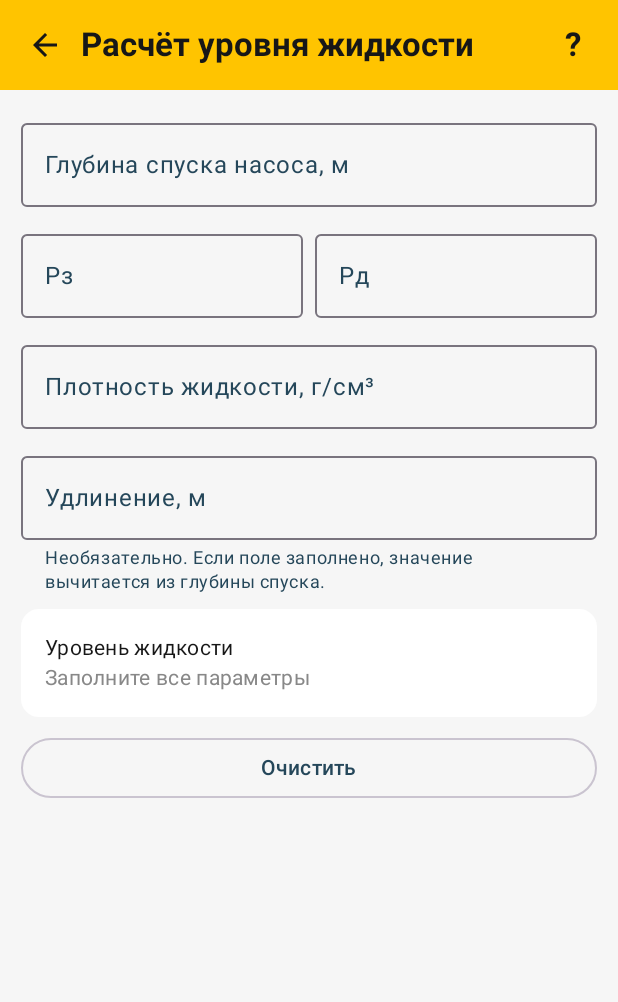
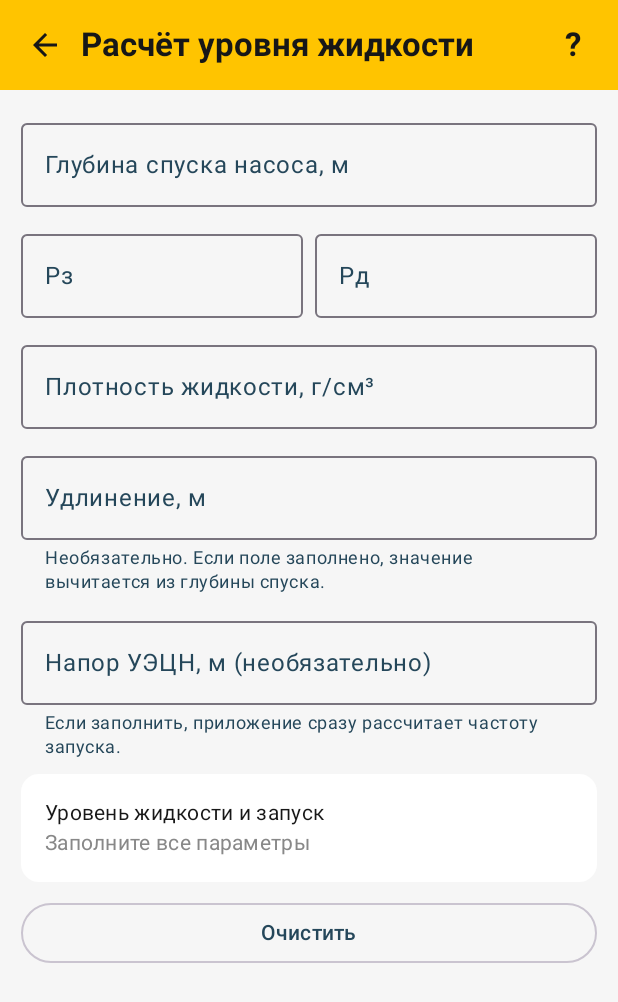
Before and after one commit to kkmusa/sanich6-android, an Android app built with Jetpack Compose: the HomeScreen screen opened through its navigation route, after a tap on "Динамический уровень", on a phone screen of 412 x 824 dp. Shown: the top 1002 px of the screen. Run offline under Robolectric (Android 15) with nearby library versions, the phone set to English and light mode, and no system bars; our stand-ins replace Room's generated code.

Commit message:
Bring Android app to version 2.9.0

```diff
--- a/app/build.gradle.kts
+++ b/app/build.gradle.kts
@@ -16,8 +16,8 @@ android {
         minSdk = 24
         targetSdk = 36
 
-        versionCode = 35
-        versionName = "2.8.5"
+        versionCode = 36
+        versionName = "2.9.0"
 
         testInstrumentationRunner = "androidx.test.runner.AndroidJUnitRunner"
     }
--- a/app/src/main/AndroidManifest.xml
+++ b/app/src/main/AndroidManifest.xml
@@ -13,9 +13,11 @@
         android:theme="@style/Theme.Sanich">
         <activity
             android:name=".MainActivity"
+            android:configChanges="orientation|screenSize"
             android:exported="true"
             android:label="@string/app_name"
             android:theme="@style/Theme.Sanich"
+            android:screenOrientation="portrait"
             android:windowSoftInputMode="adjustResize">
             <intent-filter>
                 <action android:name="android.intent.action.MAIN" />
--- a/app/src/main/java/com/example/sanich/navigation/NavGraph.kt
+++ b/app/src/main/java/com/example/sanich/navigation/NavGraph.kt
@@ -40,6 +40,7 @@ import com.example.sanich.screens.AppBottomBar
 import com.example.sanich.screens.AboutScreen
 import com.example.sanich.screens.HeadAtFrequencyScreen
 import com.example.sanich.screens.FrequencyScreen
+import com.example.sanich.screens.ForeignPumpScreen
 import com.example.sanich.screens.HistoryScreen
 import com.example.sanich.screens.HomeScreen
 import com.example.sanich.screens.TechnologistScreen
@@ -145,6 +146,7 @@ fun AppNavigation(repository: PedRepository, historyDao: HistoryDao) {
                 onLevelClick = { openFreshCalculator(Screen.Level.route) },
                 onSpiritLevelClick = { navController.navigate(Screen.SpiritLevel.route) },
                 onFrequencyClick = { openFreshCalculator(Screen.Frequency.route) },
+                onForeignPumpClick = { openFreshCalculator(Screen.ForeignPump.route) },
                 onFlowClick = { openFreshCalculator(Screen.Flow.route) },
                 onManualDebitClick = { openFreshCalculator(Screen.ManualDebit.route) },
                 onHeadAtFrequencyClick = { openFreshCalculator(Screen.HeadAtFrequency.route) },
@@ -234,6 +236,12 @@ fun AppNavigation(repository: PedRepository, historyDao: HistoryDao) {
         }
         composable(Screen.Frequency.route) {
             FrequencyScreen(
+                historyViewModel = historyViewModel,
+                onBack = { navController.popBackStack() }
+            )
+        }
+        composable(Screen.ForeignPump.route) {
+            ForeignPumpScreen(
                 historyViewModel = historyViewModel,
                 onBack = { navController.popBackStack() }
             )
--- a/app/src/main/java/com/example/sanich/navigation/Screen.kt
+++ b/app/src/main/java/com/example/sanich/navigation/Screen.kt
@@ -12,6 +12,7 @@ sealed class Screen(val route: String) {
     object Level : Screen("level")
     object SpiritLevel : Screen("spiritLevel")
     object Frequency : Screen("frequency")
+    object ForeignPump : Screen("foreignPump")
     object Flow : Screen("flow")
     object ManualDebit : Screen("manualDebit")
     object HeadAtFrequency : Screen("headAtFrequency")
--- a/app/src/main/java/com/example/sanich/screens/CalculationTopBar.kt
+++ b/app/src/main/java/com/example/sanich/screens/CalculationTopBar.kt
@@ -25,6 +25,7 @@ private fun helpFor(title:String):HelpData? = when {
  title.contains("температур",true)->HelpData("Уставка максимальной температуры ТМС после выхода УЭЦН на установившийся режим. Берётся более жёсткое из двух ограничений.",listOf("T₁ = Tраб × 1,05","T₂ = Tмакс × 0,85","Tуставки = min(T₁; T₂)"),listOf("Tраб — фактическая установившаяся температура, °C.","Tмакс — максимально допустимая температура, °C."),listOf("Не следует механически принимать предельно допустимую температуру пластовой жидкости за безопасную температуру ПЭД."))
  title.contains("Потенциал",true)->HelpData("Оценивает среднесуточный потенциал скважины при циклической работе с учётом задержки появления подачи.",listOf("Qпот = (Q × (Tраб − Tподачи)) / (Tраб + Tост)"),listOf("Q — дебит работающей УЭЦН, м³/сут.","Tраб — время работы; Tподачи — задержка подачи; Tост — остановка."),listOf("Все времена вводятся в одинаковых единицах; Tподачи < Tраб."))
  title.contains("уров",true)->HelpData("Определяет уровень жидкости по глубине спуска, давлениям и плотности.",listOf("Hур = Hсп − 10 × (Pд − Pз) / ρ"),listOf("Hсп — глубина спуска насоса, м.","Pд — давление на приёме/датчике, ат.","Pз — давление в затрубе, ат.","ρ — плотность жидкости, г/см³."),listOf("Если задано «Удлинение», приложение сначала вычитает его из глубины спуска."))
+ title.contains("Иностран",true)->HelpData("В обозначениях иностранных УЭЦН число часто указывает номинальную подачу в баррелях в сутки при 60 Гц. Например, DN360 — 360 барр./сут при 60 Гц.",listOf("Q₂ = Q₁ × F₂ / F₁"),listOf("Q₁ — подача из обозначения, барр./сут.","F₁ — исходная частота, обычно 60 Гц.","F₂ — требуемая рабочая частота."),listOf("DN360 при 50 Гц ≈ 300 барр./сут, или 47,7 м³/сут.","Это расчётная оценка. Фактическую рабочую точку уточняют по характеристике конкретного насоса."))
  title.equals("Напор на частоте",true)->HelpData("Пересчёт паспортного напора при 50 Гц на заданную рабочую частоту.",listOf("H = H₅₀ × (f / 50)²"),listOf("H — напор на рабочей частоте, м.","H₅₀ — паспортный напор при 50 Гц, м.","f — рабочая частота, Гц."),listOf("Пример: 2100 × (54 / 50)² = 2449,44 м.","Квадратичная зависимость для той же установки."))
  title.contains("частот",true)->HelpData("Оценивает необходимую частоту запуска УЭЦН при заданном уровне жидкости и напоре.",listOf("f = 50 × √((40 × 9,81 + Hур) / Hэцн)"),listOf("f — частота запуска, Гц.","Hур — уровень жидкости, м.","Hэцн — напор УЭЦН, м."),listOf("Расчётную частоту сверяют с технологическим заданием и допустимым диапазоном конкретной установки."))
  title.equals("Необходимый приток",true)->HelpData("Выберите диаметр насоса, мощность двигателя, параметры обсадной колонны и толщину стенки. Приложение покажет подходящие насосы. Выберите насос, чтобы получить необходимый приток для охлаждения ПЭД при номинальной загрузке. При необходимости укажите фактический рабочий ток и рассчитайте приток при загрузке ниже номинальной.",emptyList(),emptyList())
@@ -36,7 +37,7 @@ private fun helpFor(title:String):HelpData? = when {
  else -> null
 }
 @Composable
-fun CalculationTopBar(title: String, onBack: () -> Unit) {
+fun CalculationTopBar(title: String, onBack: () -> Unit, actions: @Composable RowScope.() -> Unit = {}) {
     var showHelp by remember { mutableStateOf(false) }
     val help = helpFor(title)
     Row(
@@ -45,6 +46,7 @@ fun CalculationTopBar(title: String, onBack: () -> Unit) {
     ) {
         IconButton(onClick = onBack) { Icon(Icons.Default.ArrowBack, "Назад", tint = Color(0xFF171717)) }
         Text(title, modifier = Modifier.weight(1f), style = MaterialTheme.typography.titleLarge, fontWeight = FontWeight.Bold, color = Color(0xFF171717))
+        actions()
         if (help != null) {
             IconButton(onClick = { showHelp = true }) { Text("?", style = MaterialTheme.typography.titleLarge, fontWeight = FontWeight.Bold) }
         }
--- a/app/src/main/java/com/example/sanich/screens/EngineeringToolsScreens.kt
+++ b/app/src/main/java/com/example/sanich/screens/EngineeringToolsScreens.kt
@@ -64,9 +64,9 @@ fun StationModesScreen(onBack: () -> Unit) {
     BackHandler { when { mode != null -> mode = null; station != null -> station = null; else -> onBack() } }
     Scaffold { pv ->
         Column(Modifier.fillMaxSize().background(Color(0xFFF6F6F6)).padding(pv)) {
-            CalculationTopBar(mode ?: station?.name ?: "Разгон и РИЧ") {
+            CalculationTopBar(mode ?: station?.name ?: "Разгон и РИЧ", onBack = {
                 when { mode != null -> mode = null; station != null -> station = null; else -> onBack() }
-            }
+            })
             Column(Modifier.fillMaxSize().padding(14.dp), verticalArrangement = Arrangement.spacedBy(10.dp)) {
                 when {
                     station == null -> {
--- a/app/src/main/java/com/example/sanich/screens/HomeScreen.kt
+++ b/app/src/main/java/com/example/sanich/screens/HomeScreen.kt
@@ -91,6 +91,7 @@ fun HomeScreen(
     onLevelClick: () -> Unit,
     onSpiritLevelClick: () -> Unit,
     onFrequencyClick: () -> Unit,
+    onForeignPumpClick: () -> Unit,
     onFlowClick: () -> Unit,
     onManualDebitClick: () -> Unit,
     onHeadAtFrequencyClick: () -> Unit,
@@ -178,6 +179,12 @@ fun HomeScreen(
                         subtitle = "Расчёт частоты УЭЦН",
                         icon = Icons.Default.Speed,
                         onClick = onFrequencyClick
+                    )
+                    MenuCard(
+                        title = "Иностранные УЭЦН",
+                        subtitle = "Пересчёт производительности по частоте",
+                        iconText = "DN",
+                        onClick = onForeignPumpClick
                     )
                     MenuCard(
                         title = "Потенциал скважины",
--- a/app/src/main/java/com/example/sanich/screens/LevelScreen.kt
+++ b/app/src/main/java/com/example/sanich/screens/LevelScreen.kt
@@ -33,6 +33,7 @@ import androidx.compose.ui.unit.dp
 import com.example.sanich.CalculationHistoryViewModel
 import com.example.sanich.HistoryEntry
 import com.example.sanich.calculator.LevelCalculator
+import com.example.sanich.calculator.FrequencyCalculator
 import com.example.sanich.ui.theme.CalculationResultYellow
 import java.util.Locale
 
@@ -44,6 +45,7 @@ fun LevelScreen(historyViewModel: CalculationHistoryViewModel, onBack: () -> Uni
     var pd by remember { mutableStateOf("") }
     var density by remember { mutableStateOf("") }
     var extension by remember { mutableStateOf("") }
+    var pumpHead by remember { mutableStateOf("") }
 
     val calculation = runCatching {
         LevelCalculator.calculate(
@@ -55,13 +57,25 @@ fun LevelScreen(historyViewModel: CalculationHistoryViewModel, onBack: () -> Uni
         )
     }
     val result = calculation.getOrNull()
+    val frequencyCalculation = if (result != null && pumpHead.isNotBlank()) runCatching {
+        FrequencyCalculator.calculate(
+            result,
+            pumpHead.toDecimal() ?: error("Введите корректный напор УЭЦН")
+        )
+    } else null
+    val frequencyResult = frequencyCalculation?.getOrNull()
+    val combinedResult = result?.let {
+        if (pumpHead.isBlank()) "${it.prettyLevel()} м"
+        else frequencyResult?.let { frequency -> "${it.prettyLevel()} м\nЧастота запуска: ${frequency.prettyLevel()} Гц" }
+    }
 
-    val currentHistoryEntry = result?.let {
+    val currentHistoryEntry: HistoryEntry? = combinedResult?.let { combined ->
         HistoryEntry(
             title = "Уровень жидкости",
-            method = "Автоматический расчёт",
-            result = "${it.prettyLevel()} м",
-            details = "Глубина=$depth м; удлинение=${extension.ifBlank { "нет" }}; Pз=$pz; Pд=$pd; плотность=$density г/см³"
+            method = if (frequencyResult == null) "Автоматический расчёт" else "Уровень + частота запуска",
+            result = combined,
+            details = "Глубина=$depth м; удлинение=${extension.ifBlank { "нет" }}; Pз=$pz; Pд=$pd; плотность=$density г/см³" +
+                if (frequencyResult != null) "; напор=$pumpHead м; частота запуска=${frequencyResult.prettyLevel()} Гц" else ""
         )
     }
     val latestHistoryEntry by rememberUpdatedState(currentHistoryEntry)
@@ -70,7 +84,7 @@ fun LevelScreen(historyViewModel: CalculationHistoryViewModel, onBack: () -> Uni
         latestHistoryEntry?.let { historyViewModel.saveSession(historySessionKey, it) }
     }
 
-    PersistHistoryOnDispose(::saveCurrentCalculation, debounceKey = result?.let { "$depth|$pz|$pd|$density|$it" })
+    PersistHistoryOnDispose(::saveCurrentCalculation, debounceKey = combinedResult?.let { "$depth|$pz|$pd|$density|$extension|$pumpHead|$it" })
 
     fun saveAndBack() {
         saveCurrentCalculation()
@@ -97,8 +111,9 @@ fun LevelScreen(historyViewModel: CalculationHistoryViewModel, onBack: () -> Uni
                 }
                 OutlinedTextField(density, { density = it.filterDecimalInput() }, label = { Text("Плотность жидкости, г/см³") }, modifier = Modifier.fillMaxWidth().keepVisibleAboveKeyboard(), singleLine = true, keyboardOptions = KeyboardOptions(keyboardType = KeyboardType.Decimal, imeAction = androidx.compose.ui.text.input.ImeAction.Next), keyboardActions = nextFieldKeyboardActions())
                 OutlinedTextField(extension, { extension = it.filterDecimalInput() }, label = { Text("Удлинение, м") }, supportingText = { Text("Необязательно. Если поле заполнено, значение вычитается из глубины спуска.") }, modifier = Modifier.fillMaxWidth().keepVisibleAboveKeyboard(), singleLine = true, keyboardOptions = KeyboardOptions(keyboardType = KeyboardType.Decimal, imeAction = androidx.compose.ui.text.input.ImeAction.Done), keyboardActions = doneFieldKeyboardActions())
-                ResultCardSimple("Уровень жидкости", result?.let { "${it.prettyLevel()} м" }, calculation.exceptionOrNull()?.message)
-                OutlinedButton(onClick = { depth=""; pz=""; pd=""; density=""; extension="" }, modifier = Modifier.fillMaxWidth()) { Text("Очистить") }
+                OutlinedTextField(pumpHead, { pumpHead = it.filterDecimalInput() }, label = { Text("Напор УЭЦН, м (необязательно)") }, supportingText = { Text("Если заполнить, приложение сразу рассчитает частоту запуска.") }, modifier = Modifier.fillMaxWidth().keepVisibleAboveKeyboard(), singleLine = true, keyboardOptions = KeyboardOptions(keyboardType = KeyboardType.Decimal, imeAction = androidx.compose.ui.text.input.ImeAction.Done), keyboardActions = doneFieldKeyboardActions())
+                ResultCardSimple("Уровень жидкости и запуск", combinedResult, calculation.exceptionOrNull()?.message ?: frequencyCalculation?.exceptionOrNull()?.message)
+                OutlinedButton(onClick = { depth=""; pz=""; pd=""; density=""; extension=""; pumpHead="" }, modifier = Modifier.fillMaxWidth()) { Text("Очистить") }
             }
         }
     }
--- a/app/src/main/java/com/example/sanich/screens/OperatorAssistantScreen.kt
+++ b/app/src/main/java/com/example/sanich/screens/OperatorAssistantScreen.kt
@@ -126,9 +126,9 @@ fun OperatorAssistantScreen(onBack: () -> Unit) {
 
     Scaffold { paddingValues ->
         Column(Modifier.fillMaxSize().background(Color(0xFFF6F6F6)).padding(paddingValues)) {
-            CalculationTopBar(selected?.title ?: "Помощник оператора") {
+            CalculationTopBar(selected?.title ?: "Помощник оператора", onBack = {
                 if (selected != null) selected = null else onBack()
-            }
+            })
             Column(
                 Modifier.fillMaxSize().verticalScroll(rememberScrollState()).padding(14.dp),
                 verticalArrangement = Arrangement.spacedBy(10.dp)
--- a/app/src/main/java/com/example/sanich/screens/OperatorModeFlowScreen.kt
+++ b/app/src/main/java/com/example/sanich/screens/OperatorModeFlowScreen.kt
@@ -175,9 +175,9 @@ fun OperatorModeFlowScreen(isRamp: Boolean, onBack: () -> Unit) {
     BackHandler { if (viewing) { viewing = false; stepIndex = 0 } else onBack() }
     Scaffold { padding ->
         Column(Modifier.fillMaxSize().background(Color(0xFFF6F6F6)).padding(padding)) {
-            CalculationTopBar(if (viewing) "$station — ${if (isRamp) "Разгон" else "РИЧ"}" else if (isRamp) "Разгон" else "РИЧ") {
+            CalculationTopBar(if (viewing) "$station — ${if (isRamp) "Разгон" else "РИЧ"}" else if (isRamp) "Разгон" else "РИЧ", onBack = {
                 if (viewing) { viewing = false; stepIndex = 0 } else onBack()
-            }
+            })
             if (!viewing) {
                 Column(Modifier.fillMaxSize().verticalScroll(rememberScrollState()).padding(16.dp), verticalArrangement = Arrangement.spacedBy(12.dp)) {
                     Text("Введите свои значения", style = MaterialTheme.typography.titleLarge, fontWeight = FontWeight.Bold)
--- a/settings.gradle.kts
+++ b/settings.gradle.kts
@@ -11,9 +11,6 @@ pluginManagement {
         gradlePluginPortal()
     }
 }
-plugins {
-    id("org.gradle.toolchains.foojay-resolver-convention") version "1.0.0"
-}
 dependencyResolutionManagement {
     repositoriesMode.set(RepositoriesMode.FAIL_ON_PROJECT_REPOS)
     repositories {
```
Also changed, not shown: app/src/main/java/com/example/sanich/calculator/ForeignPumpCalculator.kt (added, +25 -0 lines), app/src/main/java/com/example/sanich/screens/ForeignPumpScreen.kt (added, +97 -0 lines), app/src/main/java/com/example/sanich/screens/VnrReglamentScreen.kt (+21 -1 lines), 2 other files.
